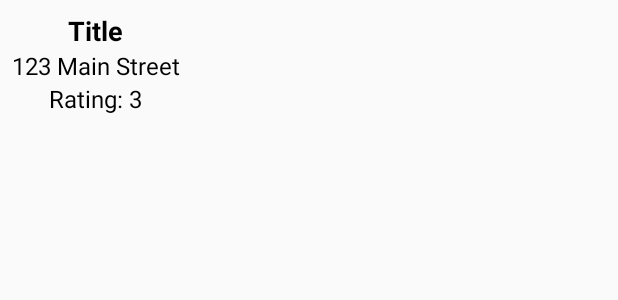
After one commit to Tati1909/BuildMap, an Android app: the layout marker_info_contents.xml on its own in the app's theme, with its tools: preview values and no code run, on a phone screen of 412 x 824 dp. The commit adds this screen. Shown: the top 300 px of the screen. Run offline under Robolectric (Android 15) with nearby library versions, the phone set to English and light mode, and no system bars.

Commit message:
1.7 Настроила маркеры. Добавила адрес и рейтинг магазина

```diff
--- a/app/src/main/java/com/google/codelabs/buildyourfirstmap/BitmapHelper.kt
+++ b/app/src/main/java/com/google/codelabs/buildyourfirstmap/BitmapHelper.kt
@@ -15,8 +15,8 @@ import com.google.android.gms.maps.model.BitmapDescriptorFactory
 
 object BitmapHelper {
     /**
-     * Demonstrates converting a [Drawable] to a [BitmapDescriptor], for use as a marker icon.
-     * Taken from ApiDemos on GitHub: https://github.com/googlemaps/android-samples/blob/master/ApiDemos/kotlin/app/src/main/java/com/example/kotlindemos/MarkerDemoActivity.kt
+    Этот метод принимает идентификатор ресурса, который можно нарисовать,
+    а также целое число цвета и создает его представление BitmapDescriptor .
      */
     fun vectorToBitmap(context: Context, @DrawableRes id: Int, @ColorInt color: Int): BitmapDescriptor {
         val vectorDrawable = ResourcesCompat.getDrawable(context.resources, id, null)
--- /dev/null
+++ b/app/src/main/res/layout/marker_info_contents.xml
@@ -0,0 +1,35 @@
+<?xml version="1.0" encoding="utf-8"?>
+<LinearLayout xmlns:android="http://schemas.android.com/apk/res/android"
+    xmlns:tools="http://schemas.android.com/tools"
+    android:orientation="vertical"
+    android:layout_width="wrap_content"
+    android:layout_height="wrap_content"
+    android:gravity="center_horizontal"
+    android:padding="8dp">
+
+    <TextView
+        android:id="@+id/text_view_title"
+        android:layout_width="wrap_content"
+        android:layout_height="wrap_content"
+        android:textColor="@android:color/black"
+        android:textSize="18sp"
+        android:textStyle="bold"
+        tools:text="Title"/>
+
+    <TextView
+        android:id="@+id/text_view_address"
+        android:layout_width="wrap_content"
+        android:layout_height="wrap_content"
+        android:textColor="@android:color/black"
+        android:textSize="16sp"
+        tools:text="123 Main Street"/>
+
+    <TextView
+        android:id="@+id/text_view_rating"
+        android:layout_width="wrap_content"
+        android:layout_height="wrap_content"
+        android:textColor="@android:color/black"
+        android:textSize="16sp"
+        tools:text="Rating: 3"/>
+
+</LinearLayout>
```
Also changed, not shown: app/src/main/java/com/google/codelabs/buildyourfirstmap/MainActivity.kt (+16 -0 lines), app/src/main/java/com/google/codelabs/buildyourfirstmap/MarkerInfoWindowAdapter.kt (added, +33 -0 lines).
